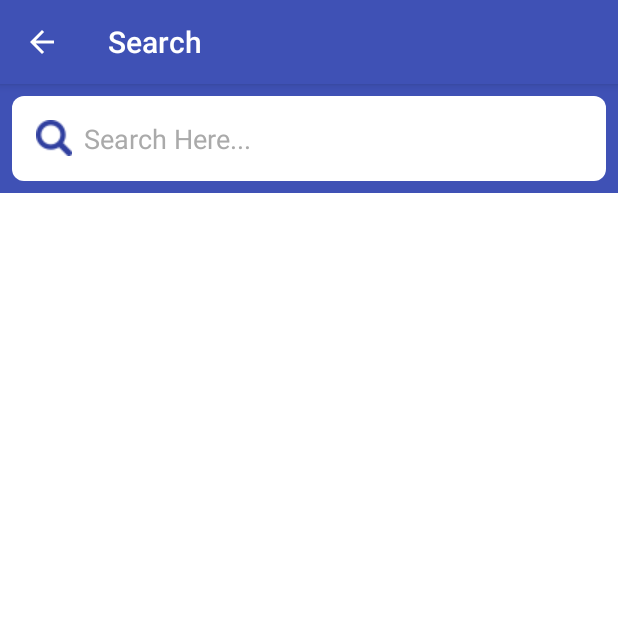
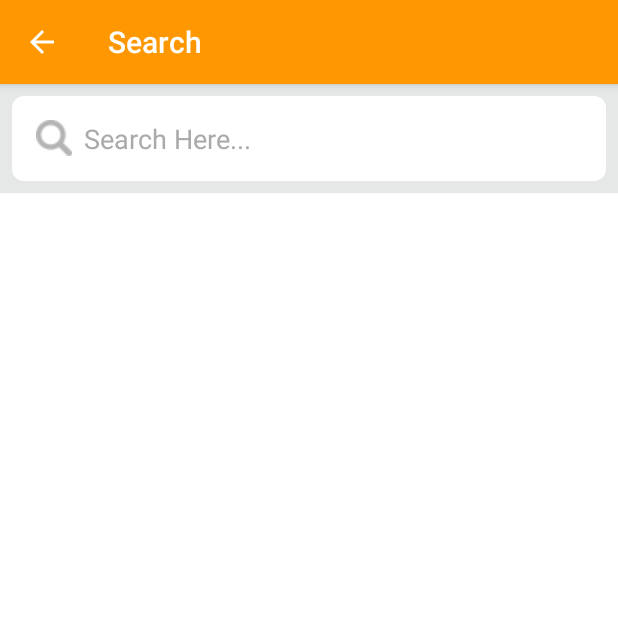
Before and after one commit to appsfeature/yt-player, an Android app: the YTSearchActivity screen opened directly, with no data from a screen before it, on a phone screen of 412 x 824 dp, the top half of it. Run offline under Robolectric (Android 15) with nearby library versions, the phone set to English and light mode, and no system bars; our stand-ins replace Picasso; pictures from the network do not load.

Commit message:
update library theme

```diff
--- a/app/src/main/res/values-night/colors.xml
+++ b/app/src/main/res/values-night/colors.xml
@@ -1,9 +1,9 @@
 <?xml version="1.0" encoding="utf-8"?>
 <resources>
 
-    <color name="colorPrimary">#343436</color>
-    <color name="colorPrimaryDark">#272729</color>
-    <color name="colorAccent">#FF4081</color>
+    <color name="colorPrimary">@color/themeWindowBackground</color>
+    <color name="colorPrimaryDark">#B4B4B4</color>
+    <color name="colorAccent">#34C276</color>
 
     <!--App Default Theme Colors-->
     <color name="themeEditTextShapeColor">#D6D5D5</color>
--- a/app/src/main/res/values/colors.xml
+++ b/app/src/main/res/values/colors.xml
@@ -1,9 +1,12 @@
 <?xml version="1.0" encoding="utf-8"?>
 <resources>
 
-    <color name="colorPrimary">#3F51B5</color>
-    <color name="colorPrimaryDark">#303F9F</color>
-    <color name="colorAccent">#FF4081</color>
+    <color name="colorPrimary">@color/themeWindowBackground</color>
+    <color name="colorPrimaryDark">#B4B4B4</color>
+    <color name="colorAccent">#34C276</color>
+
+    <color name="actionBarColor">#FF9800</color>
+    <color name="statusBarColor">#E08600</color>
 
 
     <!--App Default Theme Colors-->
--- a/ytplayer/src/main/java/com/ytplayer/activity/playlist/YTChannelPlaylistActivity.java
+++ b/ytplayer/src/main/java/com/ytplayer/activity/playlist/YTChannelPlaylistActivity.java
@@ -54,6 +54,7 @@ public class YTChannelPlaylistActivity extends AppCompatActivity {
 
     @Override
     protected void onCreate(Bundle savedInstanceState) {
+        YTUtility.setTranslucentColor(getWindow());
         super.onCreate(savedInstanceState);
         setContentView(R.layout.yt_activity_channel_playlist);
         progressbar = findViewById(R.id.progressbar);
--- a/ytplayer/src/main/java/com/ytplayer/activity/playlist/YTPlaylistActivity.java
+++ b/ytplayer/src/main/java/com/ytplayer/activity/playlist/YTPlaylistActivity.java
@@ -13,6 +13,7 @@ import android.widget.Toast;
 
 import com.slidinguppanel.SlidingUpPanelLayout;
 import com.ytplayer.R;
+import com.ytplayer.YTUtility;
 import com.ytplayer.activity.YTBaseActivity;
 import com.ytplayer.adapter.OnItemClickListener;
 import com.ytplayer.adapter.YTVideoAdapter;
@@ -55,6 +56,7 @@ public class YTPlaylistActivity extends YTBaseActivity implements YTVideoAdapter
 
     @Override
     protected void onCreate(Bundle savedInstanceState) {
+        YTUtility.setTranslucentColor(getWindow());
         super.onCreate(savedInstanceState);
         setContentView(R.layout.yt_activity_youtube_playlist);
         progressbar = findViewById(R.id.progressbar);
--- a/ytplayer/src/main/res/values-night/colors.xml
+++ b/ytplayer/src/main/res/values-night/colors.xml
@@ -6,6 +6,7 @@
     <color name="colorAccent">#FF4081</color>
 
     <color name="actionBarColor">@color/colorPrimary</color>
+    <color name="statusBarColor">@color/colorPrimaryDark</color>
 
     <!--App Default Theme Colors-->
     <color name="themePlaceHolderBackgroundCardColor">#4C4C4D</color>
--- a/ytplayer/src/main/res/values/colors.xml
+++ b/ytplayer/src/main/res/values/colors.xml
@@ -5,6 +5,7 @@
     <color name="colorAccent">#D81B60</color>
 
     <color name="actionBarColor">@color/colorPrimary</color>
+    <color name="statusBarColor">@color/colorPrimaryDark</color>
 
     <color name="placeholder_grey">@color/themeHintColor</color>
     <color name="placeholder_grey_20">@color/themeDividerColorDark</color>
```
Also changed, not shown: ytplayer/src/main/java/com/ytplayer/YTUtility.java (+17 -0 lines).
